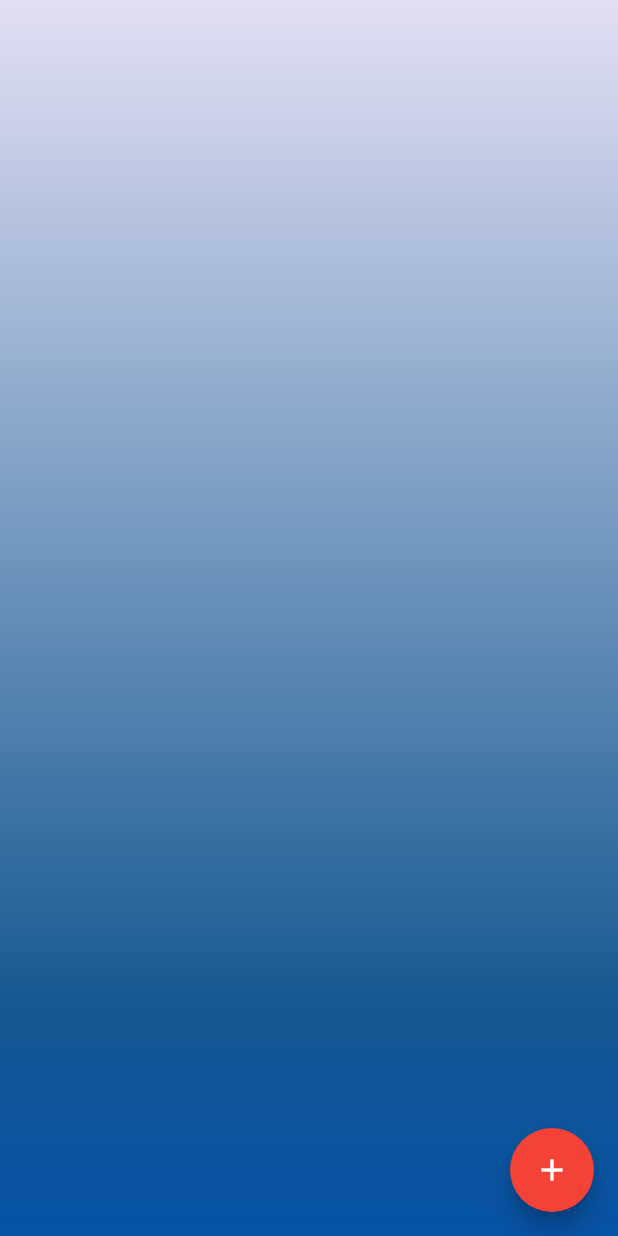
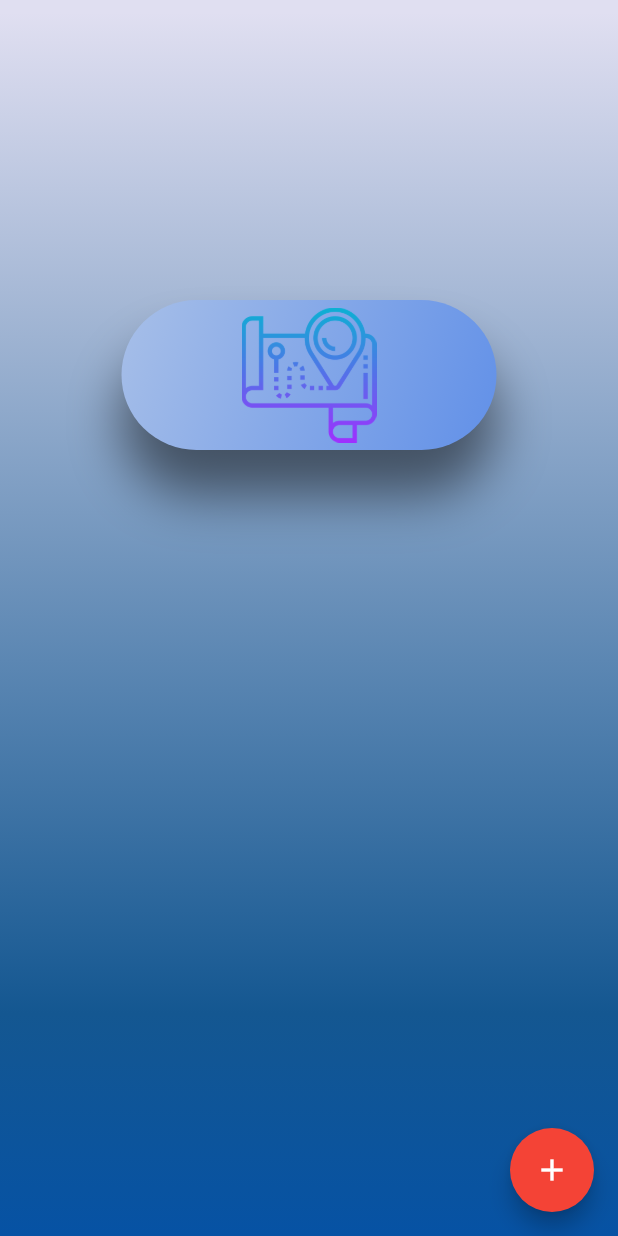
Before and after one commit to timxschroeder/corisk, a Flutter app: the screen it shows after launch, after a tap on "Überspringen", on a phone screen of 412 x 824 dp. Run offline on Flutter 3.47's test engine with Material 2 defaults, Android fonts, the phone set to English and light mode, and no system bars; our stand-ins replace cloud_firestore, firebase_messaging, flutter_redux, geolocator, redux, sembast; missing offline and left inert: background_fetch, flutter_emoji, location_permissions; accounts and stored records are empty; statements that could not run were skipped.

Commit message:
Use redux for state management Add pictures to assets

```diff
--- /dev/null
+++ b/lib/AnimatedButton.dart
@@ -0,0 +1,101 @@
+import 'package:corona_tracking/redux/ViewModels/UISettingsViewModel.dart';
+import 'package:corona_tracking/screens/tracking_ui.dart';
+import 'package:flutter/material.dart';
+import 'package:flutter_redux/flutter_redux.dart';
+import 'package:redux/redux.dart';
+
+import 'redux/AppState.dart';
+
+class AnimatedButton extends StatefulWidget {
+  @override
+  _AnimatedButtonState createState() => _AnimatedButtonState();
+}
+
+class _AnimatedButtonState extends State<AnimatedButton> with SingleTickerProviderStateMixin {
+  double _scale;
+  AnimationController _controller;
+
+  _AnimatedButtonState();
+
+  @override
+  void initState() {
+    super.initState();
+    _controller = AnimationController(
+      vsync: this,
+      duration: Duration(milliseconds: 200),
+      lowerBound: 0.0,
+      upperBound: 0.1,
+    )..addListener(() {
+        setState(() {});
+      });
+  }
+
+  @override
+  void dispose() {
+    _controller.dispose();
+    super.dispose();
+  }
+
+  void _onTapDown(TapDownDetails details) {
+    InheritedDataProvider.of(context).buttonState.changeToTrue();
+    _controller.forward();
+  }
+
+  void _onTapUp(TapUpDetails details) {
+    _controller.reverse();
+  }
+
+  @override
+  Widget build(BuildContext context) {
+    _scale = 1 - _controller.value;
+
+    return StoreConnector<AppState, UISettingsViewModel>(
+        converter: (Store<AppState> store) => UISettingsViewModel.from(store),
+        builder: (context, UISettingsViewModel uiSettingsViewModel) {
+          return GestureDetector(
+            onTap: () => uiSettingsViewModel.onClickInfectionLevelButton(),
+            onTapDown: _onTapDown,
+            onTapUp: _onTapUp,
+            child: Transform.scale(
+              scale: _scale,
+              child: StoreConnector<AppState, UISettingsViewModel>(
+                  converter: (Store<AppState> store) => UISettingsViewModel.from(store),
+                  builder: (context, UISettingsViewModel uiSettingsViewModel) {
+                    return _animatedButtonUI;
+                  }),
+            ),
+          );
+        });
+  }
+
+  Widget get _animatedButtonUI => Container(
+        height: 100,
+        width: 250,
+        decoration: BoxDecoration(
+          borderRadius: BorderRadius.circular(100),
+          boxShadow: [
+            BoxShadow(
+              color: Color(0x80000000),
+              blurRadius: 30.0,
+              offset: Offset(0.0, 30.0),
+            ),
+          ],
+          gradient: LinearGradient(
+            begin: Alignment.topLeft,
+            end: Alignment.bottomRight,
+            colors: [
+              Color(0xFFA7BFE8),
+              Color(0xFF6190E8),
+            ],
+          ),
+        ),
+        child: Center(
+            child: Padding(
+          padding: EdgeInsets.symmetric(vertical: 5.0),
+          child: Image(
+            image: AssetImage('assets/images/destination.png'),
+            fit: BoxFit.scaleDown,
+          ),
+        )),
+      );
+}
--- /dev/null
+++ b/lib/ScrollablePopup.dart
@@ -0,0 +1,59 @@
+import 'package:corona_tracking/redux/AppState.dart';
+import 'package:corona_tracking/redux/ViewModels/UISettingsViewModel.dart';
+import 'package:corona_tracking/screens/tracking_ui.dart';
+import 'package:flutter/material.dart';
+import 'package:flutter_redux/flutter_redux.dart';
+import 'package:redux/redux.dart';
+
+class CustomPopup extends StatefulWidget {
+  CustomPopup({
+    @required this.items,
+    @required this.builderFunction,
+  });
+
+  final List<dynamic> items;
+  final Function(BuildContext context, dynamic item) builderFunction;
+
+  @override
+  _CustomPopupState createState() => _CustomPopupState();
+}
+
+class _CustomPopupState extends State<CustomPopup> {
+  @override
+  Widget build(BuildContext context) {
+    print("CustomPopupState" + InheritedDataProvider.of(context).buttonState.shouldShow.toString());
+
+    return StoreConnector<AppState, UISettingsViewModel>(
+        converter: (Store<AppState> store) => UISettingsViewModel.from(store),
+        builder: (context, UISettingsViewModel uiSettingsViewModel) {
+          return Offstage(
+            offstage: !uiSettingsViewModel.uiSettings.infectionLevelButtonClicked,
+            child: AnimatedContainer(
+              duration: Duration(milliseconds: 300),
+              height: uiSettingsViewModel.uiSettings.infectionLevelButtonClicked
+                  ? MediaQuery.of(context).size.height / 3
+                  : 0,
+              width: MediaQuery.of(context).size.width / 3,
+              child: Card(
+                elevation: 3,
+                child: MediaQuery.removePadding(
+                  context: context,
+                  removeTop: true,
+                  child: ListView.builder(
+                    scrollDirection: Axis.vertical,
+                    itemCount: widget.items.length,
+                    itemBuilder: (context, index) {
+                      Widget item = widget.builderFunction(
+                        context,
+                        widget.items[index],
+                      );
+                      return item;
+                    },
+                  ),
+                ),
+              ),
+            ),
+          );
+        });
+  }
+}
--- a/lib/main.dart
+++ b/lib/main.dart
@@ -1,7 +1,13 @@
 import 'package:background_fetch/background_fetch.dart';
 import 'package:corona_tracking/FirebaseConfigurator.dart';
+import 'package:corona_tracking/model/UISettings.dart';
+import 'package:corona_tracking/redux/Actions/UISettingsActions.dart';
+import 'package:corona_tracking/redux/AppState.dart';
+import 'package:corona_tracking/redux/Middleware/uiSettingsMiddleware.dart';
 import 'package:corona_tracking/screens/onboarding_screen.dart';
 import 'package:flutter/material.dart';
+import 'package:flutter_redux/flutter_redux.dart';
+import 'package:redux/redux.dart';
 
 const EVENTS_KEY = "fetch_events";
 
@@ -44,13 +50,24 @@ void main() {
 }
 
 class App extends StatelessWidget {
+  final Store<AppState> store = Store<AppState>(
+    stateReducer,
+    initialState: AppState(UISettings(true, false)),
+    middleware: []..addAll(createUISettingsMiddleware()),
+  );
+
   @override
   Widget build(BuildContext context) {
+    store.dispatch(InitializeUISettingsAction());
+
     // TODO check if user has seen onboarding before
-    return MaterialApp(
-      title: "Corisk",
-      debugShowCheckedModeBanner: false,
-      home: OnboardingScreen(),
+    return StoreProvider<AppState>(
+      store: store,
+      child: MaterialApp(
+        title: "Corisk",
+        debugShowCheckedModeBanner: false,
+        home: OnboardingScreen(),
+      ),
     );
   }
 }
--- a/lib/screens/tracking_ui.dart
+++ b/lib/screens/tracking_ui.dart
@@ -1,3 +1,10 @@
+import 'package:corona_tracking/AnimatedButton.dart';
+import 'package:corona_tracking/DAO.dart';
+import 'package:corona_tracking/FirestoreDAO.dart';
+import 'package:corona_tracking/LocationDAO.dart';
+import 'package:corona_tracking/ScrollablePopup.dart';
+import 'package:corona_tracking/model/Location.dart';
+import 'package:corona_tracking/model/Patient.dart';
 import 'package:flutter/material.dart';
 import 'package:flutter/services.dart';
 
@@ -5,10 +12,15 @@ class TrackingUI extends StatelessWidget {
   @override
   Widget build(BuildContext context) {
     print("building gradient");
-    return Scaffold(
+    return InheritedDataProvider(
+      buttonState: ButtonState(false),
+      child: Scaffold(
         body: AnnotatedRegion<SystemUiOverlayStyle>(
           value: SystemUiOverlayStyle.light,
-        child: Container(
+          child: Stack(
+            alignment: Alignment.topCenter,
+            children: <Widget>[
+              Container(
                 decoration: BoxDecoration(
                   gradient: LinearGradient(
                     begin: Alignment.topCenter,
@@ -23,12 +35,28 @@ class TrackingUI extends StatelessWidget {
                   ),
                 ),
               ),
+              Positioned(child: AnimatedButton(), top: 200.0),
+              Center(
+                child: CustomPopup(
+                  items: [1, 2, 3, 4, 5, 6, 7, 8],
+                  builderFunction: (context, item) {
+                    return ListTile(title: Text(item.toString()), onTap: () {});
+                  },
+                ),
+              ),
+            ],
+          ),
         ),
         floatingActionButtonLocation: FloatingActionButtonLocation.endFloat,
-      floatingActionButton: FloatingActionButton(backgroundColor: Colors.red,onPressed: () => showDialog(context: context, builder: (_){
+        floatingActionButton: FloatingActionButton(
+          backgroundColor: Colors.red,
+          onPressed: () => showDialog(
+              context: context,
+              builder: (_) {
                 return AlertDialog(
                   title: Text("Infizierung melden"),
-          content: Text("Möchtest du deine Infizierung melden, um Kontaktpersonen der letzten zwei Wochen zu warnen?"),
+                  content: Text(
+                      "Möchtest du deine Infizierung melden, um Kontaktpersonen der letzten zwei Wochen zu warnen?"),
                   actions: <Widget>[
                     // usually buttons at the bottom of the dialog
                     FlatButton(
@@ -37,15 +65,60 @@ class TrackingUI extends StatelessWidget {
                         Navigator.pop(context);
                       },
                     ),
-            FlatButton(
-              child: Text("Ja"),
-              onPressed: () {
-                /// TODO Infizierung melden
-              },
-            ),
+                    FlatButton(child: Text("Ja"), onPressed: () async => await _uploadLocationData()),
                   ],
                 );
-      }), child: Icon(Icons.add),),
+              }),
+          child: Icon(Icons.add),
+        ),
+      ),
     );
   }
+
+  Future<void> _uploadLocationData() async {
+    final DAO locationDao = LocationDAO();
+    final FirestoreDAOImpl firebaseDao = FirestoreDAOImpl();
+    final List<Location> locations = [];
+
+    List<Map<String, dynamic>> jsons = await locationDao.listAll(Location.COLLECTION_NAME);
+
+    jsons.forEach((l) => locations.add(Location.fromJson(l)));
+
+    firebaseDao.insertObjectWithSubcollection(Patient(), locations);
   }
+}
+
+class InheritedDataProvider extends InheritedWidget {
+  final ButtonState buttonState;
+
+  InheritedDataProvider({
+    Widget child,
+    this.buttonState,
+  }) : super(child: child);
+
+  @override
+  bool updateShouldNotify(InheritedDataProvider oldWidget) {
+    print("notify");
+    return buttonState != oldWidget.buttonState;
+  }
+
+  static InheritedDataProvider of(BuildContext context) => context.dependOnInheritedWidgetOfExactType();
+}
+
+class ButtonState {
+  bool shouldShow;
+
+  ButtonState(this.shouldShow);
+
+  void changeToTrue() {
+    shouldShow = true;
+  }
+
+  @override
+  bool operator ==(Object other) =>
+      identical(this, other) ||
+      other is ButtonState && runtimeType == other.runtimeType && shouldShow == other.shouldShow;
+
+  @override
+  int get hashCode => shouldShow.hashCode;
+}
```
Also changed, not shown: assets/images/destination.png (added), assets/images/virus.png (added). Lines whose indentation alone changed are shown as unchanged.
